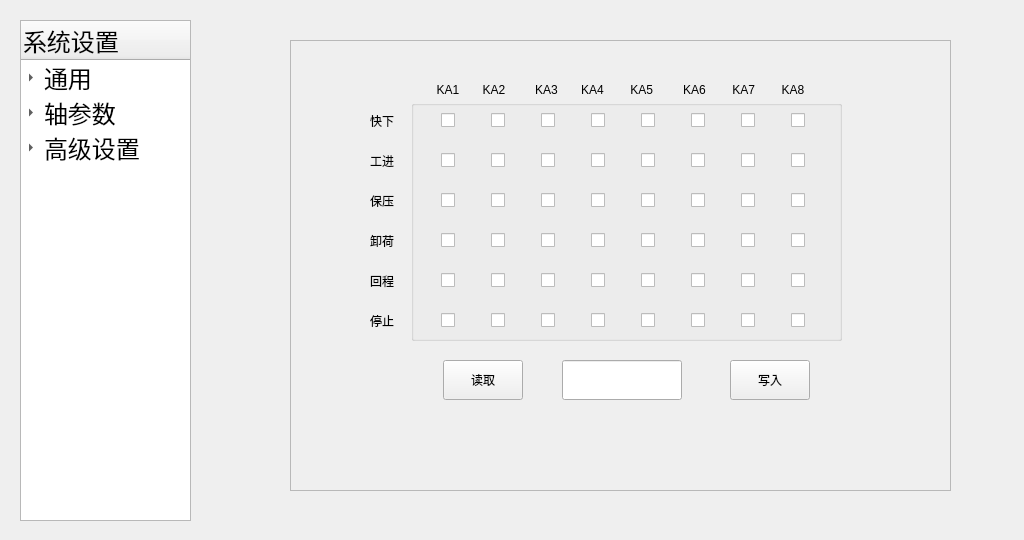
Qt form A66-app/systemsetting.ui (Tetraelc/A66_PRO) before a commit.
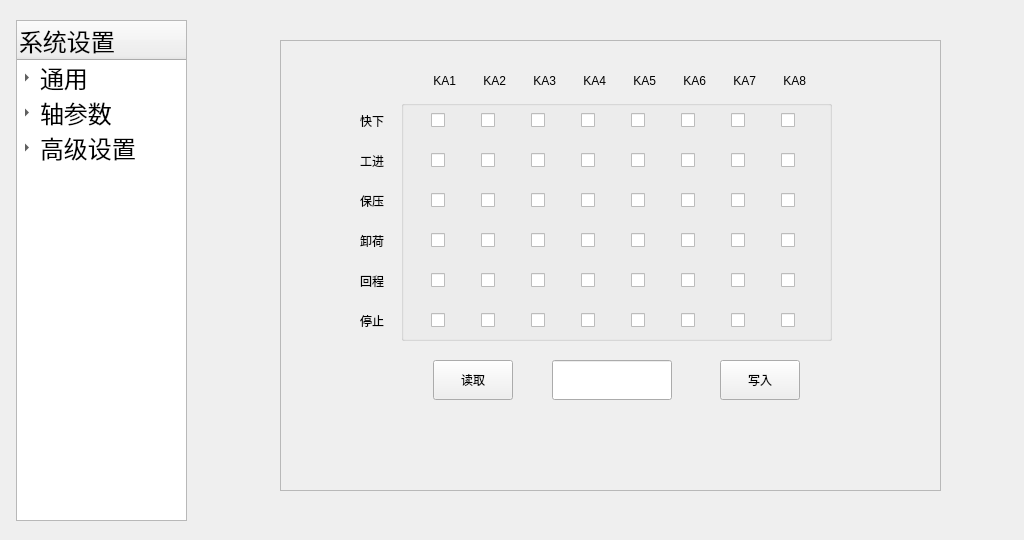
The same form after that commit. Icons and pictures are not drawn.

The edit to the form file:
```diff
--- a/A66-app/systemsetting.ui
+++ b/A66-app/systemsetting.ui
@@ -16,7 +16,7 @@
   <widget class="QStackedWidget" name="stackedWidget">
    <property name="geometry">
     <rect>
-     <x>210</x>
+     <x>200</x>
      <y>20</y>
      <width>791</width>
      <height>491</height>
@@ -855,14 +855,14 @@
      <widget class="QLabel" name="label">
       <property name="geometry">
        <rect>
-        <x>120</x>
-        <y>39</y>
-        <width>471</width>
+        <x>150</x>
+        <y>30</y>
+        <width>31</width>
         <height>21</height>
        </rect>
       </property>
       <property name="text">
-       <string>        KA1       KA2         KA3       KA4        KA5         KA6        KA7        KA8   </string>
+       <string> KA1</string>
       </property>
      </widget>
      <widget class="QToolButton" name="toolButton_confirm">
@@ -940,6 +940,97 @@
        <string>回程</string>
       </property>
      </widget>
+     <widget class="QLabel" name="label_8">
+      <property name="geometry">
+       <rect>
+        <x>200</x>
+        <y>30</y>
+        <width>31</width>
+        <height>21</height>
+       </rect>
+      </property>
+      <property name="text">
+       <string> KA2</string>
+      </property>
+     </widget>
+     <widget class="QLabel" name="label_9">
+      <property name="geometry">
+       <rect>
+        <x>250</x>
+        <y>30</y>
+        <width>31</width>
+        <height>21</height>
+       </rect>
+      </property>
+      <property name="text">
+       <string> KA3</string>
+      </property>
+     </widget>
+     <widget class="QLabel" name="label_10">
+      <property name="geometry">
+       <rect>
+        <x>300</x>
+        <y>30</y>
+        <width>31</width>
+        <height>21</height>
+       </rect>
+      </property>
+      <property name="text">
+       <string> KA4</string>
+      </property>
+     </widget>
+     <widget class="QLabel" name="label_11">
+      <property name="geometry">
+       <rect>
+        <x>350</x>
+        <y>30</y>
+        <width>31</width>
+        <height>21</height>
+       </rect>
+      </property>
+      <property name="text">
+       <string> KA5</string>
+      </property>
+     </widget>
+     <widget class="QLabel" name="label_12">
+      <property name="geometry">
+       <rect>
+        <x>400</x>
+        <y>30</y>
+        <width>31</width>
+        <height>21</height>
+       </rect>
+      </property>
+      <property name="text">
+       <string> KA6</string>
+      </property>
+     </widget>
+     <widget class="QLabel" name="label_13">
+      <property name="geometry">
+       <rect>
+        <x>450</x>
+        <y>30</y>
+        <width>31</width>
+        <height>21</height>
+       </rect>
+      </property>
+      <property name="text">
+       <string> KA7</string>
+      </property>
+     </widget>
+     <widget class="QLabel" name="label_14">
+      <property name="geometry">
+       <rect>
+        <x>500</x>
+        <y>30</y>
+        <width>31</width>
+        <height>21</height>
+       </rect>
+      </property>
+      <property name="text">
+       <string> KA8</string>
+      </property>
+     </widget>
     </widget>
    </widget>
    <widget class="QWidget" name="page_4">
@@ -1046,7 +1137,7 @@
   <widget class="QTreeWidget" name="treeWidget_System">
    <property name="geometry">
     <rect>
-     <x>20</x>
+     <x>16</x>
      <y>20</y>
      <width>171</width>
      <height>501</height>
```
Left out of the diff: 26 changed lines with no effect on the pictures.
